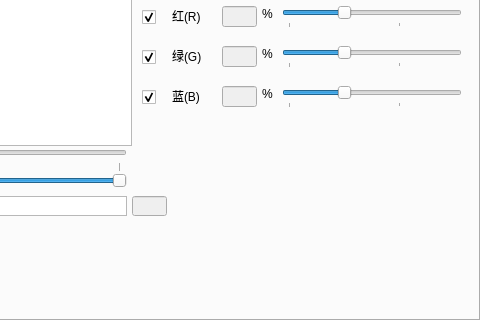
chuandongxu/AOI, file VisionDetect/QColorWeight.ui: the form before one commit; both pictures show x 240 to 720 and y 260 to 580 of the 720 by 580 pixel window.
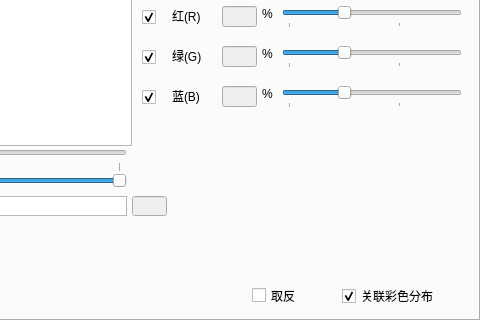
The form after the commit.

Commit message:
QColorWidget Optimized
1. Add invert function for gray level and color weight.
2. Fixed the bugs for UI update.
3. Fixed bug for gray level display.
4. Add CheckBox for gray level and color weight connection.

Patch:
```diff
--- a/VisionDetect/QColorWeight.ui
+++ b/VisionDetect/QColorWeight.ui
@@ -397,6 +397,44 @@
       </rect>
      </property>
     </widget>
+    <widget class="QCheckBox" name="checkBox_relatedToColorWeight">
+     <property name="geometry">
+      <rect>
+       <x>580</x>
+       <y>350</y>
+       <width>121</width>
+       <height>20</height>
+      </rect>
+     </property>
+     <property name="text">
+      <string>关联彩色分布</string>
+     </property>
+     <property name="checked">
+      <bool>true</bool>
+     </property>
+     <property name="tristate">
+      <bool>false</bool>
+     </property>
+    </widget>
+    <widget class="QCheckBox" name="checkBox_invert">
+     <property name="geometry">
+      <rect>
+       <x>490</x>
+       <y>350</y>
+       <width>81</width>
+       <height>19</height>
+      </rect>
+     </property>
+     <property name="text">
+      <string>取反</string>
+     </property>
+     <property name="checked">
+      <bool>false</bool>
+     </property>
+     <property name="tristate">
+      <bool>false</bool>
+     </property>
+    </widget>
    </widget>
    <widget class="QWidget" name="tab_2">
     <attribute name="title">
```
The commit also changes 3 other files.
